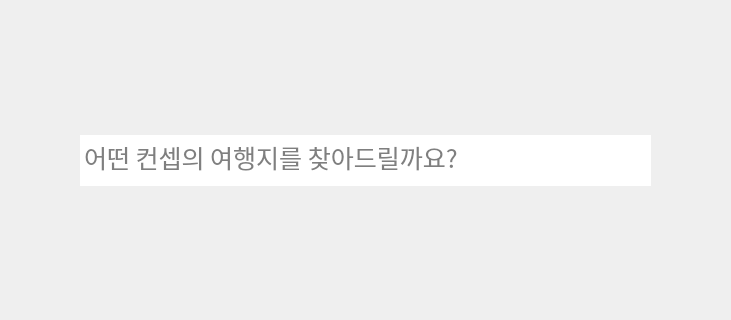
Hajinjing/Unsupervised_NLP_for_place_recommend, file webWidget.ui: the form before one commit; both pictures show x 230 to 961 and y 105 to 425 of the 1330 by 741 pixel window.
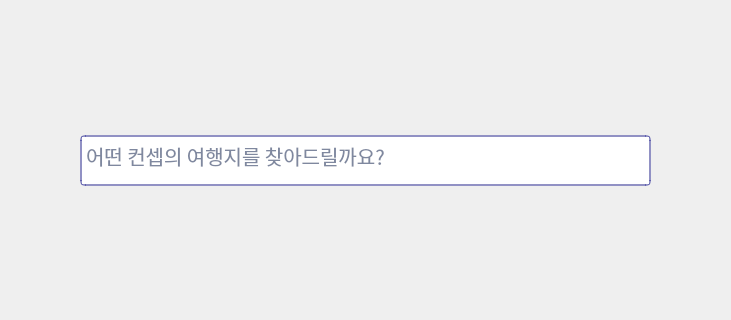
The form after the commit. Icons and pictures are not drawn.

The edit to the form file:
```diff
--- a/webWidget.ui
+++ b/webWidget.ui
@@ -24,16 +24,29 @@
    </property>
    <property name="font">
     <font>
-     <family>Arial Black</family>
-     <pointsize>19</pointsize>
+     <family>맑은 고딕</family>
+     <pointsize>15</pointsize>
     </font>
    </property>
    <property name="layoutDirection">
     <enum>Qt::LeftToRight</enum>
    </property>
+   <property name="styleSheet">
+    <string notr="true">color:rgb(0, 18, 63);
+border: 2px solid rgba(51, 51, 153, 0.5);
+border-radius: 5px;
+text-align:center;
+</string>
+   </property>
    <property name="frameShape">
     <enum>QFrame::NoFrame</enum>
    </property>
+   <property name="lineWidth">
+    <number>2</number>
+   </property>
+   <property name="midLineWidth">
+    <number>0</number>
+   </property>
    <property name="placeholderText">
     <string>어떤 컨셉의 여행지를 찾아드릴까요?</string>
    </property>
```
Left out of the diff: 7 changed lines with no effect on the pictures.
